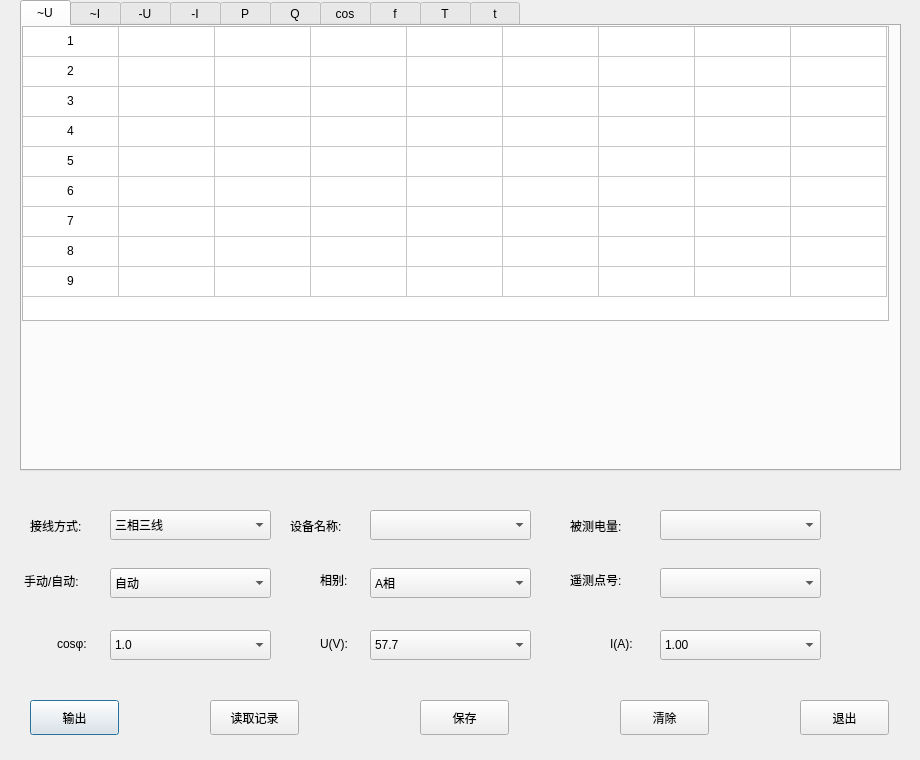
Old version of the form Project/pro/ui/rtu_telerror.ui in the repository Paul3326/FFT_4Qt.
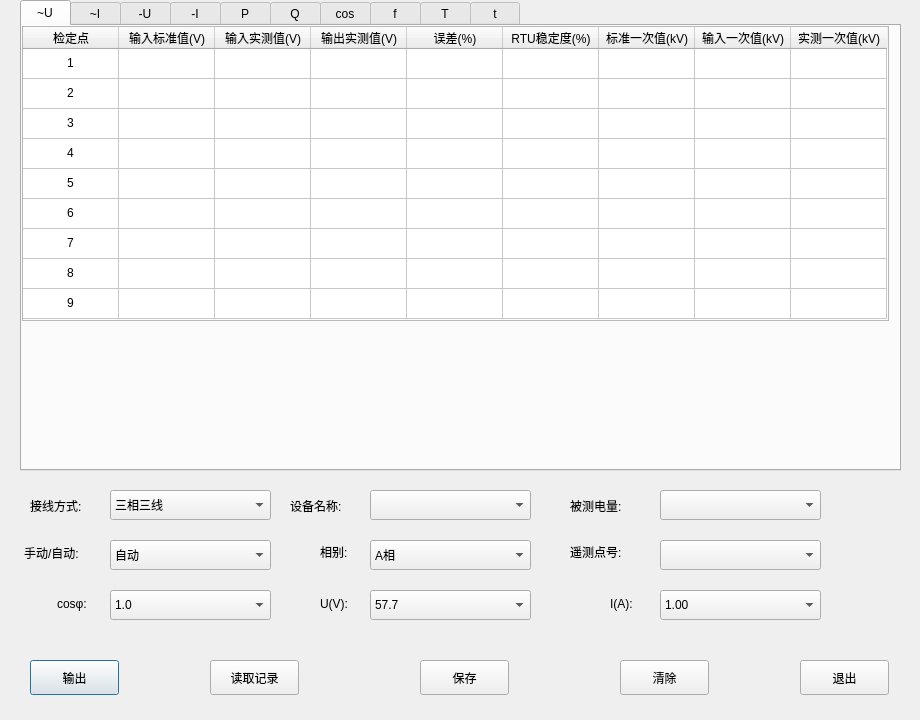
New version of the form. The open tabs and pages were chosen to show the change.

The edit to the form file:
```diff
--- a/Project/pro/ui/rtu_telerror.ui
+++ b/Project/pro/ui/rtu_telerror.ui
@@ -7,7 +7,7 @@
     <x>0</x>
     <y>0</y>
     <width>920</width>
-    <height>760</height>
+    <height>720</height>
    </rect>
   </property>
   <property name="windowTitle">
@@ -70,12 +70,6 @@
        <pointsize>9</pointsize>
       </font>
      </property>
-     <property name="textElideMode">
-      <enum>Qt::ElideLeft</enum>
-     </property>
-     <attribute name="horizontalHeaderVisible">
-      <bool>false</bool>
-     </attribute>
      <attribute name="horizontalHeaderDefaultSectionSize">
       <number>96</number>
      </attribute>
@@ -363,11 +357,6 @@
       <property name="text">
        <string>2</string>
       </property>
-      <property name="font">
-       <font>
-        <pointsize>9</pointsize>
-       </font>
-      </property>
       <property name="textAlignment">
        <set>AlignCenter</set>
       </property>
@@ -388,11 +377,6 @@
       <property name="text">
        <string>3</string>
       </property>
-      <property name="font">
-       <font>
-        <pointsize>9</pointsize>
-       </font>
-      </property>
       <property name="textAlignment">
        <set>AlignCenter</set>
       </property>
@@ -413,11 +397,6 @@
       <property name="text">
        <string>4</string>
       </property>
-      <property name="font">
-       <font>
-        <pointsize>9</pointsize>
-       </font>
-      </property>
       <property name="textAlignment">
        <set>AlignCenter</set>
       </property>
@@ -438,11 +417,6 @@
       <property name="text">
        <string>5</string>
       </property>
-      <property name="font">
-       <font>
-        <pointsize>9</pointsize>
-       </font>
-      </property>
       <property name="textAlignment">
        <set>AlignCenter</set>
       </property>
@@ -463,11 +437,6 @@
       <property name="text">
        <string>6</string>
       </property>
-      <property name="font">
-       <font>
-        <pointsize>9</pointsize>
-       </font>
-      </property>
       <property name="textAlignment">
        <set>AlignCenter</set>
       </property>
@@ -488,11 +457,6 @@
       <property name="text">
        <string>7</string>
       </property>
-      <property name="font">
-       <font>
-        <pointsize>9</pointsize>
-       </font>
-      </property>
       <property name="textAlignment">
        <set>AlignCenter</set>
       </property>
@@ -513,11 +477,6 @@
       <property name="text">
        <string>8</string>
       </property>
-      <property name="font">
-       <font>
-        <pointsize>9</pointsize>
-       </font>
-      </property>
       <property name="textAlignment">
        <set>AlignCenter</set>
       </property>
@@ -538,11 +497,6 @@
       <property name="text">
        <string>9</string>
       </property>
-      <property name="font">
-       <font>
-        <pointsize>9</pointsize>
-       </font>
-      </property>
       <property name="textAlignment">
        <set>AlignCenter</set>
       </property>
@@ -5899,7 +5853,7 @@
    <property name="geometry">
     <rect>
      <x>30</x>
-     <y>517</y>
+     <y>497</y>
      <width>67</width>
      <height>17</height>
     </rect>
@@ -5912,7 +5866,7 @@
    <property name="geometry">
     <rect>
      <x>24</x>
-     <y>571</y>
+     <y>543</y>
      <width>71</width>
      <height>20</height>
     </rect>
@@ -5925,7 +5879,7 @@
    <property name="geometry">
     <rect>
      <x>57</x>
-     <y>634</y>
+     <y>594</y>
      <width>71</width>
      <height>20</height>
     </rect>
@@ -5938,7 +5892,7 @@
    <property name="geometry">
     <rect>
      <x>320</x>
-     <y>634</y>
+     <y>594</y>
      <width>71</width>
      <height>20</height>
     </rect>
@@ -5951,7 +5905,7 @@
    <property name="geometry">
     <rect>
      <x>320</x>
-     <y>570</y>
+     <y>542</y>
      <width>71</width>
      <height>20</height>
     </rect>
@@ -5964,7 +5918,7 @@
    <property name="geometry">
     <rect>
      <x>290</x>
-     <y>517</y>
+     <y>497</y>
      <width>67</width>
      <height>17</height>
     </rect>
@@ -5977,7 +5931,7 @@
    <property name="geometry">
     <rect>
      <x>570</x>
-     <y>570</y>
+     <y>542</y>
      <width>71</width>
      <height>20</height>
     </rect>
@@ -5990,7 +5944,7 @@
    <property name="geometry">
     <rect>
      <x>610</x>
-     <y>634</y>
+     <y>594</y>
      <width>71</width>
      <height>20</height>
     </rect>
@@ -6003,7 +5957,7 @@
    <property name="geometry">
     <rect>
      <x>570</x>
-     <y>517</y>
+     <y>497</y>
      <width>67</width>
      <height>17</height>
     </rect>
@@ -6016,7 +5970,7 @@
    <property name="geometry">
     <rect>
      <x>110</x>
-     <y>510</y>
+     <y>490</y>
      <width>161</width>
      <height>30</height>
     </rect>
@@ -6041,7 +5995,7 @@
    <property name="geometry">
     <rect>
      <x>110</x>
-     <y>568</y>
+     <y>540</y>
      <width>161</width>
      <height>30</height>
     </rect>
@@ -6066,7 +6020,7 @@
    <property name="geometry">
     <rect>
      <x>110</x>
-     <y>630</y>
+     <y>590</y>
      <width>161</width>
      <height>30</height>
     </rect>
@@ -6106,7 +6060,7 @@
    <property name="geometry">
     <rect>
      <x>370</x>
-     <y>568</y>
+     <y>540</y>
      <width>161</width>
      <height>30</height>
     </rect>
@@ -6156,7 +6110,7 @@
    <property name="geometry">
     <rect>
      <x>370</x>
-     <y>630</y>
+     <y>590</y>
      <width>161</width>
      <height>30</height>
     </rect>
@@ -6186,7 +6140,7 @@
    <property name="geometry">
     <rect>
      <x>370</x>
-     <y>510</y>
+     <y>490</y>
      <width>161</width>
      <height>30</height>
     </rect>
@@ -6196,7 +6150,7 @@
    <property name="geometry">
     <rect>
      <x>660</x>
-     <y>568</y>
+     <y>540</y>
      <width>161</width>
      <height>30</height>
     </rect>
@@ -6206,7 +6160,7 @@
    <property name="geometry">
     <rect>
      <x>660</x>
-     <y>630</y>
+     <y>590</y>
      <width>161</width>
      <height>30</height>
     </rect>
@@ -6236,7 +6190,7 @@
    <property name="geometry">
     <rect>
      <x>660</x>
-     <y>510</y>
+     <y>490</y>
      <width>161</width>
      <height>30</height>
     </rect>
@@ -6246,7 +6200,7 @@
    <property name="geometry">
     <rect>
      <x>30</x>
-     <y>700</y>
+     <y>660</y>
      <width>89</width>
      <height>35</height>
     </rect>
@@ -6259,7 +6213,7 @@
    <property name="geometry">
     <rect>
      <x>210</x>
-     <y>700</y>
+     <y>660</y>
      <width>89</width>
      <height>35</height>
     </rect>
@@ -6272,7 +6226,7 @@
    <property name="geometry">
     <rect>
      <x>420</x>
-     <y>700</y>
+     <y>660</y>
      <width>89</width>
      <height>35</height>
     </rect>
@@ -6285,7 +6239,7 @@
    <property name="geometry">
     <rect>
      <x>620</x>
-     <y>700</y>
+     <y>660</y>
      <width>89</width>
      <height>35</height>
     </rect>
@@ -6298,7 +6252,7 @@
    <property name="geometry">
     <rect>
      <x>800</x>
-     <y>700</y>
+     <y>660</y>
      <width>89</width>
      <height>35</height>
     </rect>
```
Left out of the diff: 3 changed lines with no effect on the pictures.
